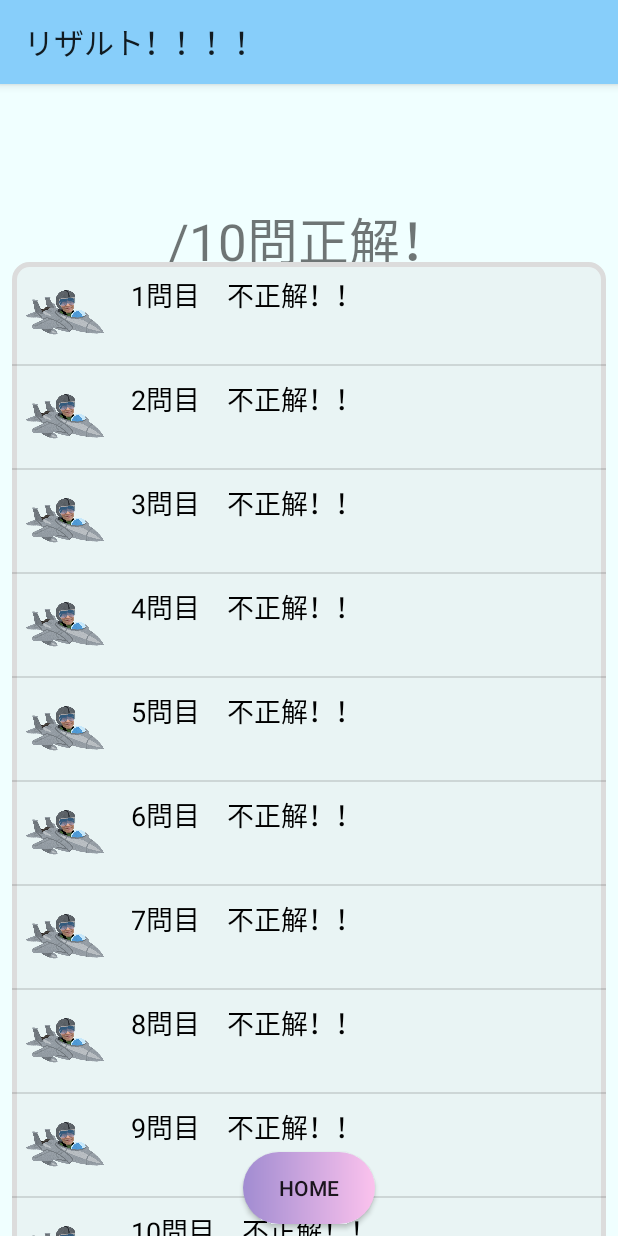
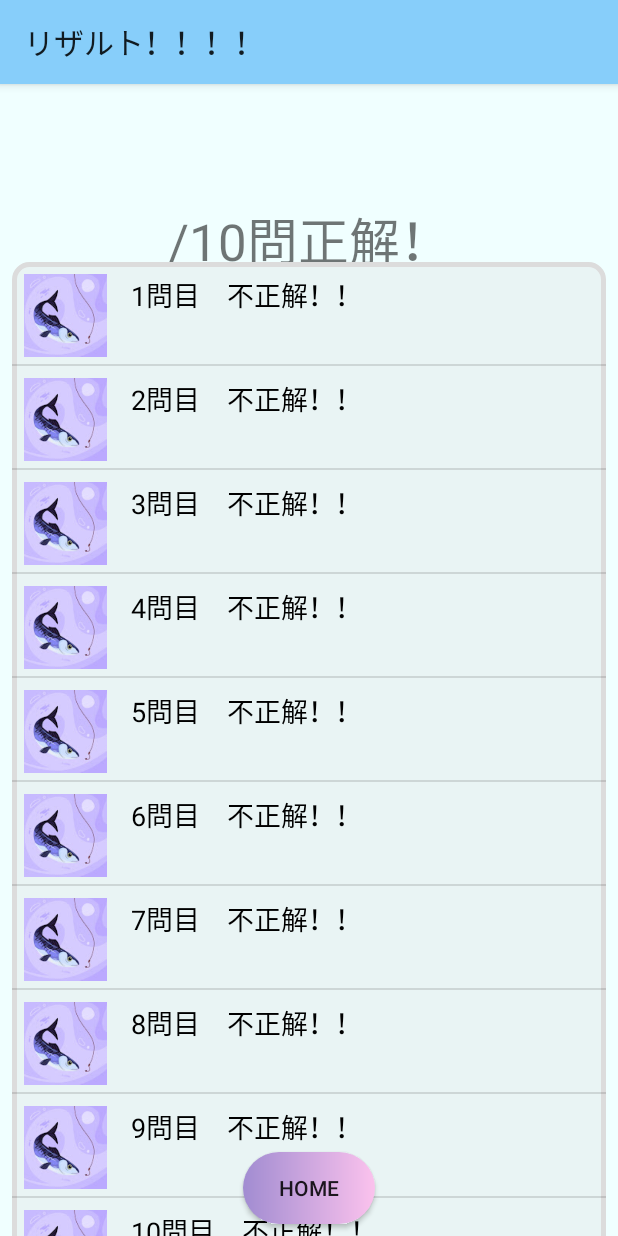
Before and after one commit to koba-a11y/HigengoKun, an Android app: the ResultActivity screen opened directly, with no data from a screen before it, on a phone screen of 412 x 824 dp. Run offline under Robolectric (Android 15) with nearby library versions, the phone set to English and light mode, and no system bars; Roboto replaces fonts that are not available here; 9 statements that could not run were skipped.

Commit message:
Changed setnouki to ic_default

```diff
--- a/app/src/main/java/com/websarva/wings/android/higengokun/utils/OriginalRowAdapter.java
+++ b/app/src/main/java/com/websarva/wings/android/higengokun/utils/OriginalRowAdapter.java
@@ -87,7 +87,7 @@ public class OriginalRowAdapter extends BaseAdapter {
                 holder.ivCategoryIcon.setImageResource(R.drawable.ic_waribiki); // ic_waribiki はあなたの画像リソース
                 break;
             default:
-                holder.ivCategoryIcon.setImageResource(R.drawable.maesentouk); // ic_default はデフォルトの画像リソース
+                holder.ivCategoryIcon.setImageResource(R.drawable.ic_default); // ic_default はデフォルトの画像リソース
                 break;
         }
 
```
Also changed, not shown: app/src/main/res/drawable-v24/maesentouk.png (deleted), app/src/main/res/drawable/ic_default.png (added).
